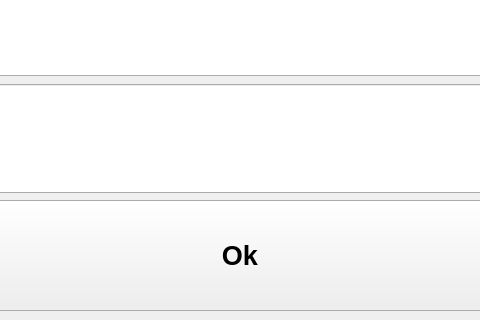
The window that src/ui_elements/datepicker.ui (AndreWohnsland/CocktailBerry) describes before a commit, drawn with Qt 5; both pictures show x 160 to 640 and y 160 to 480 of the 800 by 480 pixel window.
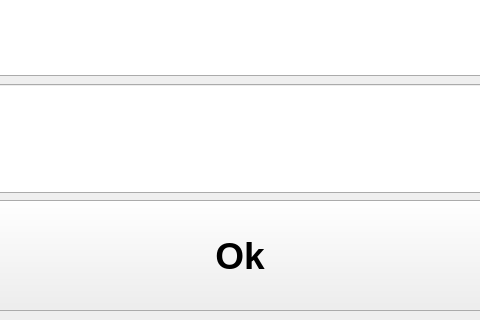
The same window after the commit.

Commit message: Adjusted font size

```diff
--- a/src/ui_elements/datepicker.ui
+++ b/src/ui_elements/datepicker.ui
@@ -133,7 +133,7 @@
       </property>
       <property name="font">
        <font>
-        <pointsize>20</pointsize>
+        <pointsize>28</pointsize>
         <weight>75</weight>
         <bold>true</bold>
        </font>
```
The commit also changes 1 other file.
